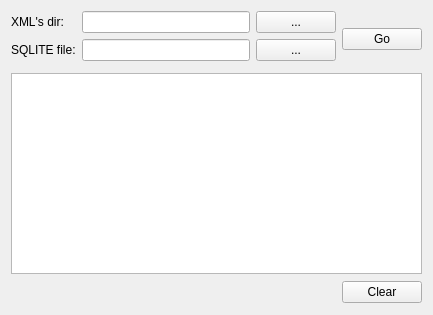
Before: the Qt Designer form xml_converter/mainwindow.ui in martonmiklos/avrdude-qt-gui, drawn with Qt 5.
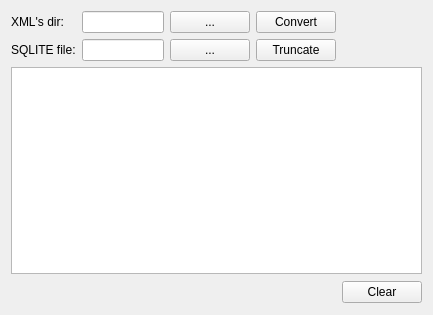
After: the same form once the commit is applied.

Commit message: Compile with Qt5 Hidden unimplemented tabs Xml parsing works to SQLITE SQLite backend seems to be working but needs testing

What changed in the file:
```diff
--- a/xml_converter/mainwindow.ui
+++ b/xml_converter/mainwindow.ui
@@ -15,30 +15,44 @@
   </property>
   <widget class="QWidget" name="centralWidget">
    <layout class="QGridLayout" name="gridLayout">
-    <item row="0" column="0">
+    <item row="2" column="5">
+     <widget class="QPushButton" name="pushButtonBrowseXML">
+      <property name="text">
+       <string>...</string>
+      </property>
+     </widget>
+    </item>
+    <item row="6" column="7">
+     <widget class="QPushButton" name="pushButton_4">
+      <property name="text">
+       <string>Clear</string>
+      </property>
+     </widget>
+    </item>
+    <item row="2" column="1" colspan="4">
+     <widget class="QLineEdit" name="lineEditXMLDir"/>
+    </item>
+    <item row="2" column="0">
      <widget class="QLabel" name="label">
       <property name="text">
        <string>XML's dir:</string>
       </property>
      </widget>
     </item>
-    <item row="0" column="1" colspan="4">
-     <widget class="QLineEdit" name="lineEditXMLDir"/>
-    </item>
-    <item row="0" column="6" rowspan="3">
-     <widget class="QPushButton" name="pushButtonGo">
-      <property name="text">
-       <string>Go</string>
-      </property>
-     </widget>
-    </item>
-    <item row="1" column="1" colspan="4">
-     <widget class="QLineEdit" name="lineEditSQLITE"/>
-    </item>
-    <item row="3" column="0" colspan="7">
+    <item row="5" column="0" colspan="8">
      <widget class="QTextEdit" name="textEdit"/>
     </item>
-    <item row="4" column="0" colspan="6">
+    <item row="3" column="5">
+     <widget class="QPushButton" name="pushButtonBrowseSQLITE">
+      <property name="text">
+       <string>...</string>
+      </property>
+     </widget>
+    </item>
+    <item row="3" column="1" colspan="4">
+     <widget class="QLineEdit" name="lineEditSQLITE"/>
+    </item>
+    <item row="6" column="0" colspan="6">
      <spacer name="horizontalSpacer">
       <property name="orientation">
        <enum>Qt::Horizontal</enum>
@@ -51,31 +65,24 @@
       </property>
      </spacer>
     </item>
-    <item row="4" column="6">
-     <widget class="QPushButton" name="pushButton_4">
-      <property name="text">
-       <string>Clear</string>
-      </property>
-     </widget>
-    </item>
-    <item row="1" column="5">
-     <widget class="QPushButton" name="pushButtonBrowseSQLITE">
-      <property name="text">
-       <string>...</string>
-      </property>
-     </widget>
-    </item>
-    <item row="1" column="0">
+    <item row="3" column="0">
      <widget class="QLabel" name="label_2">
       <property name="text">
        <string>SQLITE file:</string>
       </property>
      </widget>
     </item>
-    <item row="0" column="5">
-     <widget class="QPushButton" name="pushButtonBrowseXML">
+    <item row="3" column="6">
+     <widget class="QPushButton" name="pushButton">
       <property name="text">
-       <string>...</string>
+       <string>Truncate</string>
+      </property>
+     </widget>
+    </item>
+    <item row="2" column="6">
+     <widget class="QPushButton" name="pushButtonGo">
+      <property name="text">
+       <string>Convert</string>
       </property>
      </widget>
     </item>
```
The commit also changes 21 other files.
